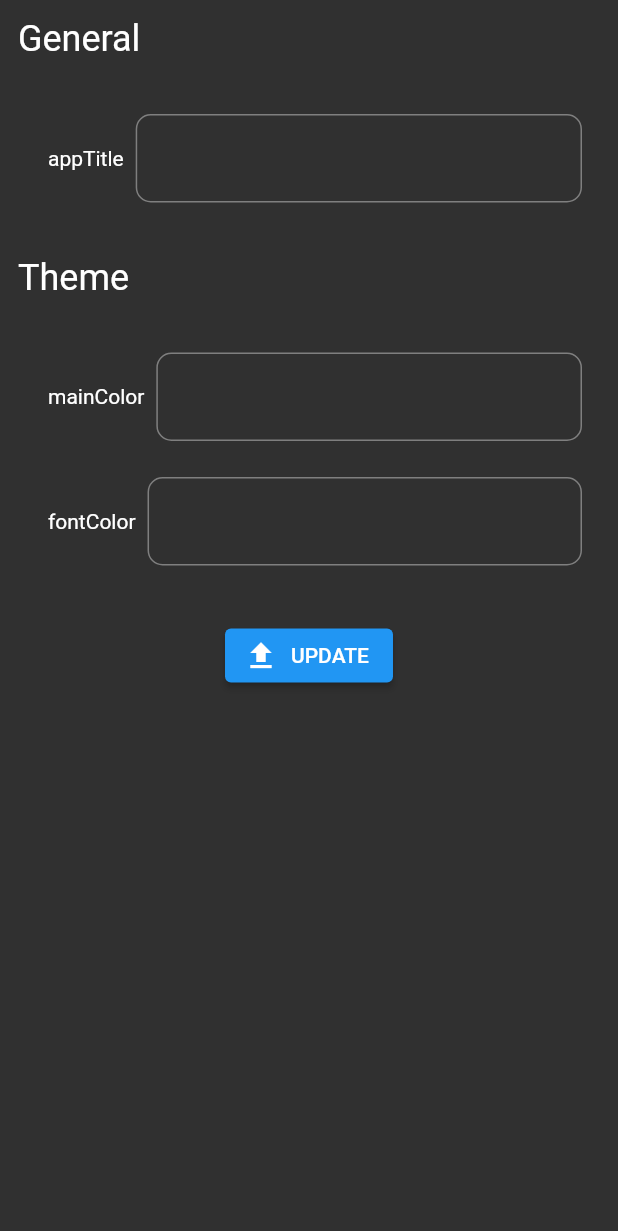
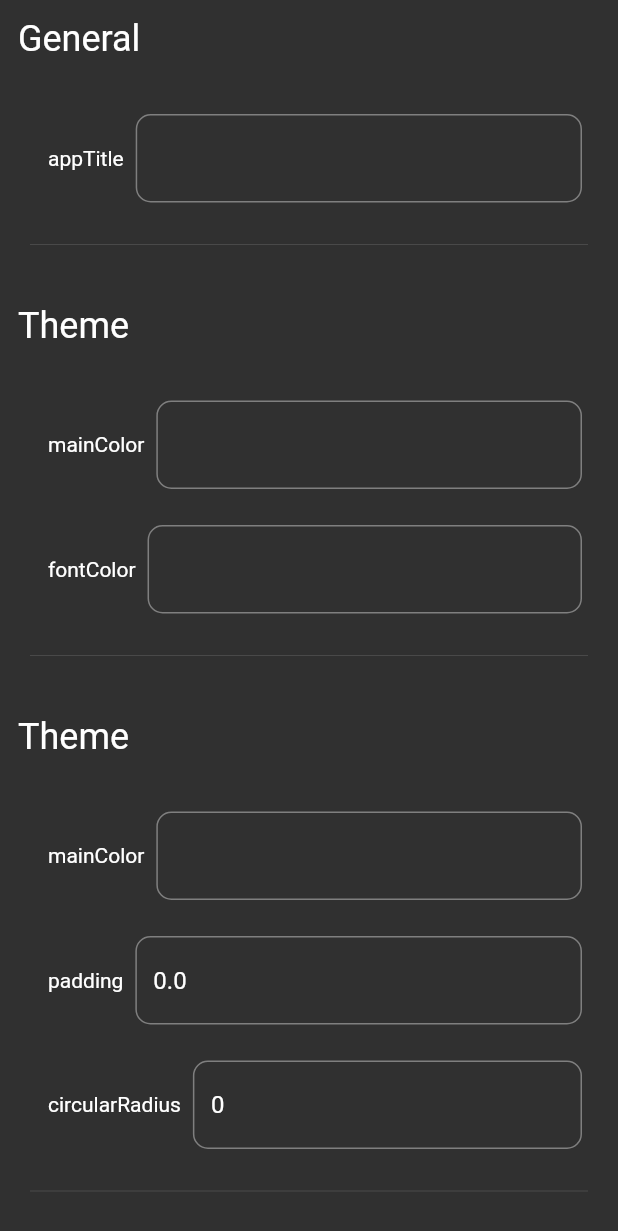
Before and after one commit to Hhanri/restaurant_menu_admin_panel, a Flutter app: the ConfigWidget widget shown alone on an empty page, opened directly with empty values, on a phone screen of 412 x 824 dp. Shown: the top 1231 px of the screen. Run offline on Flutter 3.47's test engine with Material 2 defaults, Android fonts, the phone set to English and light mode, and no system bars; our stand-ins replace bloc, cloud_firestore, connectivity_plus, equatable, firebase_core, firebase_storage and 2 more; accounts and stored records are empty.

Commit message:
DesignFieldsConfigWidget, fixed and variablized RegExp

```diff
--- a/lib/resources/regexp.dart
+++ b/lib/resources/regexp.dart
@@ -1,4 +1,6 @@
 class CustomRegExp {
-  static final RegExp priceRegExp = RegExp(r'^-?(([0-9]*),([0-9]{2}))$');
+  static final RegExp priceRegExp = RegExp(r'^-?(([0-9]*)\,([0-9]{2}))$');
   static final RegExp argbRegExp = RegExp(r'^[A-F 0-9]{8}$');
+  static final RegExp intRegExp = RegExp(r'[0-9]');
+  static final RegExp doubleRegExp = RegExp(r'^-?(([0-9]*)\.([0-9]+))$');
 }
--- a/lib/utils/extensions.dart
+++ b/lib/utils/extensions.dart
@@ -10,6 +10,21 @@ extension RegExpExtension on String {
   bool isARGB() {
     return CustomRegExp.argbRegExp.hasMatch(this);
   }
+
+  bool isInt() {
+    return CustomRegExp.intRegExp.hasMatch(this);
+  }
+
+  bool isDouble() {
+    return CustomRegExp.doubleRegExp.hasMatch(this);
+  }
+}
+
+class RegExpFormatters {
+  static final RegExp backSlashRegExp = RegExp(r'[\\]');
+  static final RegExp priceRegExp = RegExp(r'[0-9\,]');
+  static final RegExp hexRegExp = RegExp(r'[A-F 0-9]');
+  static final RegExp doubleRegExp = RegExp(r'[0-9\.]');
 }
 
 extension HexColor on String {
--- a/lib/widgets/config_widgets/config_part_widget.dart
+++ b/lib/widgets/config_widgets/config_part_widget.dart
@@ -1,11 +1,12 @@
 import 'package:flutter/material.dart';
+import 'package:restaurant_menu_back_panel/widgets/divider_widget.dart';
 import 'package:restaurant_menu_back_panel/widgets/padding_widget.dart';
 import 'package:restaurant_menu_back_panel/widgets/text_with_text_field_widget.dart';
 import 'package:restaurant_menu_back_panel/widgets/title_widget.dart';
 
 class ConfigPartWidget extends StatelessWidget {
   final String title;
-  final List<TextWithTextFieldWidget> fields;
+  final List<Widget> fields;
   const ConfigPartWidget({
     Key? key,
     required this.title,
--- a/lib/widgets/config_widgets/config_widget.dart
+++ b/lib/widgets/config_widgets/config_widget.dart
@@ -3,6 +3,7 @@ import 'package:flutter_bloc/flutter_bloc.dart';
 import 'package:restaurant_menu_back_panel/blocs/config_bloc/config_bloc.dart';
 import 'package:restaurant_menu_back_panel/resources/strings.dart';
 import 'package:restaurant_menu_back_panel/utils/extensions.dart';
+import 'package:restaurant_menu_back_panel/widgets/config_widgets/design_fields_config_widget.dart';
 import 'package:restaurant_menu_back_panel/widgets/config_widgets/general_fields_config_widget.dart';
 import 'package:restaurant_menu_back_panel/widgets/config_widgets/theme_fields_config_widget.dart';
 import 'package:restaurant_menu_back_panel/widgets/elevated_button_widget.dart';
@@ -69,6 +70,20 @@ class ConfigWidget extends StatelessWidget {
                 _fontColor = value;
               }
             ),
+            DesignFieldsConfigWidget(
+              designMainColorValue: _designMainColor,
+              designMainColorOnChange: (String value) {
+                _designMainColor = value;
+              },
+              paddingValue: _padding,
+              paddingOnChange: (String value) {
+                _padding = double.parse(value);
+              },
+              circularRadiusValue: _circularRadius,
+              circularRadiusOnChange: (String value) {
+                _circularRadius = int.parse(value);
+              },
+            ),
             ElevatedIconButtonWidget(
               icon: Icons.upload,
               onTap: () {
--- /dev/null
+++ b/lib/widgets/config_widgets/design_fields_config_widget.dart
@@ -0,0 +1,58 @@
+import 'package:flutter/material.dart';
+import 'package:restaurant_menu_back_panel/resources/app_constants.dart';
+import 'package:restaurant_menu_back_panel/widgets/config_widgets/config_part_widget.dart';
+import 'package:restaurant_menu_back_panel/widgets/divider_widget.dart';
+import 'package:restaurant_menu_back_panel/widgets/text_field_widget.dart';
+import 'package:restaurant_menu_back_panel/widgets/text_with_text_field_widget.dart';
+
+class DesignFieldsConfigWidget extends StatelessWidget {
+  final String designMainColorValue;
+  final Function(String) designMainColorOnChange;
+  final double paddingValue;
+  final Function(String) paddingOnChange;
+  final int circularRadiusValue;
+  final Function(String) circularRadiusOnChange;
+  const DesignFieldsConfigWidget({
+    Key? key,
+    required this.designMainColorValue,
+    required this.designMainColorOnChange,
+    required this.paddingValue,
+    required this.paddingOnChange,
+    required this.circularRadiusValue,
+    required this.circularRadiusOnChange
+  }) : super(key: key);
+
+  @override
+  Widget build(BuildContext context) {
+    return ConfigPartWidget(
+      title: 'Theme',
+      fields: [
+        TextWithTextFieldWidget(
+          text: AppConstants.mainColor,
+          onChange: (String value) {
+            designMainColorOnChange(value);
+          },
+          value: designMainColorValue,
+          parameters: HexTextFieldParameters(),
+        ),
+        TextWithTextFieldWidget(
+          text: AppConstants.padding,
+          onChange: (String value) {
+            paddingOnChange(value);
+          },
+          value: paddingValue.toString(),
+          parameters: DoubleTextFieldParameters(),
+        ),
+        TextWithTextFieldWidget(
+          text: AppConstants.circularRadius,
+          onChange: (String value) {
+            circularRadiusOnChange(value);
+          },
+          value: circularRadiusValue.toString(),
+          parameters: IntTextFieldParameters(),
+        ),
+        const DividerWidget()
+      ],
+    );
+  }
+}
--- a/lib/widgets/config_widgets/general_fields_config_widget.dart
+++ b/lib/widgets/config_widgets/general_fields_config_widget.dart
@@ -1,6 +1,7 @@
 import 'package:flutter/material.dart';
 import 'package:restaurant_menu_back_panel/resources/app_constants.dart';
 import 'package:restaurant_menu_back_panel/widgets/config_widgets/config_part_widget.dart';
+import 'package:restaurant_menu_back_panel/widgets/divider_widget.dart';
 import 'package:restaurant_menu_back_panel/widgets/text_field_widget.dart';
 import 'package:restaurant_menu_back_panel/widgets/text_with_text_field_widget.dart';
 
@@ -24,7 +25,8 @@ class GeneralFieldsConfigWidget extends StatelessWidget {
           },
           value: appTitleValue,
           parameters: NormalTextFieldParameters(),
-        )
+        ),
+        const DividerWidget()
       ],
     );
   }
--- a/lib/widgets/config_widgets/theme_fields_config_widget.dart
+++ b/lib/widgets/config_widgets/theme_fields_config_widget.dart
@@ -1,6 +1,7 @@
 import 'package:flutter/material.dart';
 import 'package:restaurant_menu_back_panel/resources/app_constants.dart';
 import 'package:restaurant_menu_back_panel/widgets/config_widgets/config_part_widget.dart';
+import 'package:restaurant_menu_back_panel/widgets/divider_widget.dart';
 import 'package:restaurant_menu_back_panel/widgets/text_field_widget.dart';
 import 'package:restaurant_menu_back_panel/widgets/text_with_text_field_widget.dart';
 
@@ -37,7 +38,8 @@ class ThemeFieldsConfigWidget extends StatelessWidget {
           },
           value: fontColorValue,
           parameters: HexTextFieldParameters(),
-        )
+        ),
+        const DividerWidget()
       ],
     );
   }
--- /dev/null
+++ b/lib/widgets/divider_widget.dart
@@ -0,0 +1,13 @@
+import 'package:flutter/material.dart';
+
+class DividerWidget extends StatelessWidget {
+  const DividerWidget({Key? key}) : super(key: key);
+
+  @override
+  Widget build(BuildContext context) {
+    return const Padding(
+      padding:EdgeInsets.all(8.0),
+      child: Divider(),
+    );
+  }
+}
--- a/lib/widgets/text_field_widget.dart
+++ b/lib/widgets/text_field_widget.dart
@@ -58,7 +58,7 @@ class NormalTextFieldParameters extends TextFieldParameters{
       return null;
     },
     formatters: [
-      FilteringTextInputFormatter.deny(RegExp(r'[\\]'))
+      FilteringTextInputFormatter.deny(RegExpFormatters.backSlashRegExp)
     ]
   );
 }
@@ -71,7 +71,7 @@ class PriceTextFieldParameters extends TextFieldParameters{
       }
     },
     formatters: [
-      FilteringTextInputFormatter.allow(RegExp(r'[0-9,]')),
+      FilteringTextInputFormatter.allow(RegExpFormatters.priceRegExp),
     ]
   );
 }
@@ -84,8 +84,34 @@ class HexTextFieldParameters extends TextFieldParameters{
       }
     },
     formatters: [
-      FilteringTextInputFormatter.allow(RegExp(r'[A-F 0-9]')),
+      FilteringTextInputFormatter.allow(RegExpFormatters.hexRegExp),
       LengthLimitingTextInputFormatter(8)
     ]
   );
 }
+
+class IntTextFieldParameters extends TextFieldParameters {
+  IntTextFieldParameters() : super(
+    validator: (String? value) {
+      if (!value!.isInt()) {
+        return "Must be an integer";
+      }
+    },
+    formatters: [
+      FilteringTextInputFormatter.digitsOnly,
+    ]
+  );
+}
+
+class DoubleTextFieldParameters extends TextFieldParameters {
+  DoubleTextFieldParameters() : super(
+    validator: (String? value) {
+      if (!value!.isDouble()) {
+        return "Must be a double (ending at least 1 decimal)";
+      }
+    },
+    formatters: [
+      FilteringTextInputFormatter.allow(RegExpFormatters.doubleRegExp),
+    ]
+  );
+}
```
Also changed, not shown: lib/widgets/restaurant_menu_widgets/restaurant_menu_widget.dart (+2 -8 lines).
